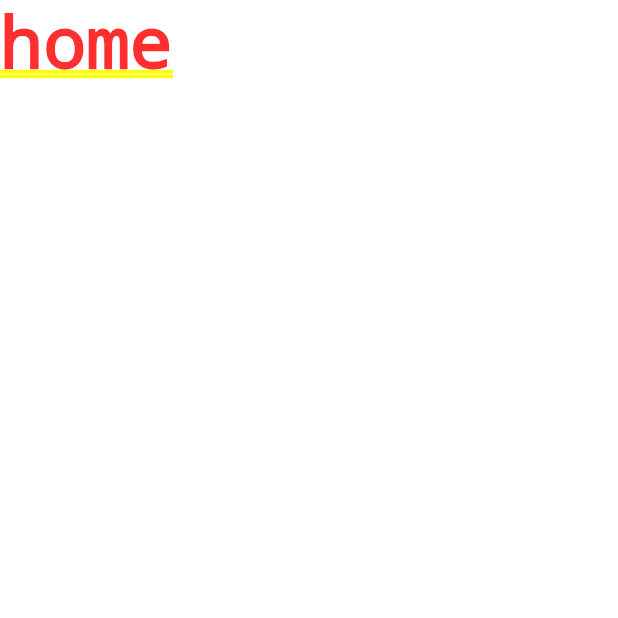
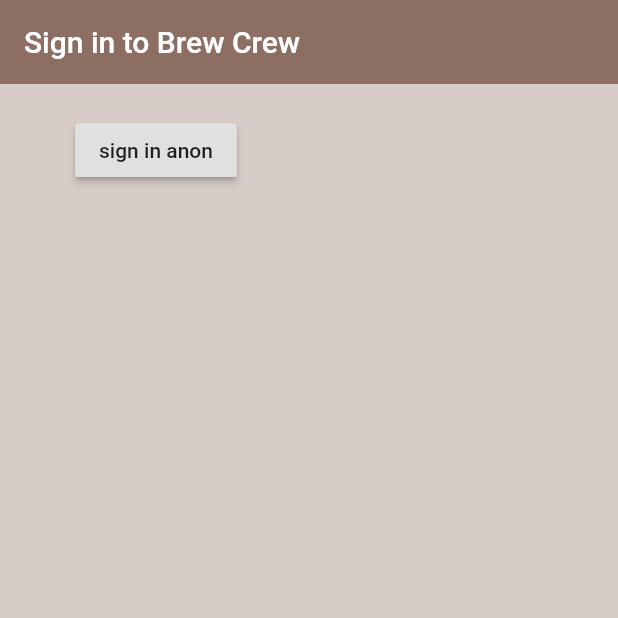
Before and after one commit to emineinan/Flutter-Firebase, a Flutter app: the screen it shows after launch, on a phone screen of 412 x 824 dp, the top half of it. Run offline on Flutter 3.47's test engine with Material 2 defaults, Android fonts, the phone set to English and light mode, and no system bars; our stand-ins replace firebase_auth; accounts and stored records are empty.

Commit message:
anonymous sign in is added.

```diff
--- a/coffee_shop/lib/screens/authenticate/authenticate.dart
+++ b/coffee_shop/lib/screens/authenticate/authenticate.dart
@@ -1,3 +1,4 @@
+import 'package:coffee_shop/screens/authenticate/sign_in.dart';
 import 'package:flutter/material.dart';
 
 class Authenticate extends StatefulWidget {
@@ -9,7 +10,7 @@ class _AuthenticateState extends State<Authenticate> {
   @override
   Widget build(BuildContext context) {
     return Container(
-      child: Text("authenticate"),
+      child: SignIn(),
     );
   }
 }
--- /dev/null
+++ b/coffee_shop/lib/screens/authenticate/sign_in.dart
@@ -0,0 +1,38 @@
+import 'package:coffee_shop/services/auth.dart';
+import 'package:flutter/material.dart';
+
+class SignIn extends StatefulWidget {
+  @override
+  _SignInState createState() => _SignInState();
+}
+
+class _SignInState extends State<SignIn> {
+  final AuthService _auth = AuthService();
+
+  @override
+  Widget build(BuildContext context) {
+    return Scaffold(
+      backgroundColor: Colors.brown[100],
+      appBar: AppBar(
+        backgroundColor: Colors.brown[400],
+        elevation: 0.0,
+        title: Text('Sign in to Brew Crew'),
+      ),
+      body: Container(
+        padding: EdgeInsets.symmetric(vertical: 20.0, horizontal: 50.0),
+        child: RaisedButton(
+          child: Text('sign in anon'),
+          onPressed: () async {
+            dynamic result = await _auth.signInAnon();
+            if (result == null) {
+              print('error signing in');
+            } else {
+              print('signed in');
+              print(result);
+            }
+          },
+        ),
+      ),
+    );
+  }
+}
--- a/coffee_shop/lib/screens/wrapper.dart
+++ b/coffee_shop/lib/screens/wrapper.dart
@@ -1,3 +1,4 @@
+import 'package:coffee_shop/screens/authenticate/authenticate.dart';
 import 'package:coffee_shop/screens/home/home.dart';
 import 'package:flutter/material.dart';
 
@@ -7,6 +8,6 @@ class Wrapper extends StatelessWidget {
   @override
   Widget build(BuildContext context) {
     //return either Home or Authenticate widget
-    return Home();
+    return Authenticate();
   }
 }
--- a/coffee_shop/pubspec.yaml
+++ b/coffee_shop/pubspec.yaml
@@ -23,8 +23,8 @@ environment:
 dependencies:
   flutter:
     sdk: flutter
-  firebase_auth:
-  cloud_firestore:
+  firebase_auth: ^0.14.0+5
+  cloud_firestore: ^0.12.9+4
 
 
   # The following adds the Cupertino Icons font to your application.
```
Also changed, not shown: coffee_shop/lib/services/auth.dart (added, +16 -0 lines), coffee_shop/pubspec.lock.
